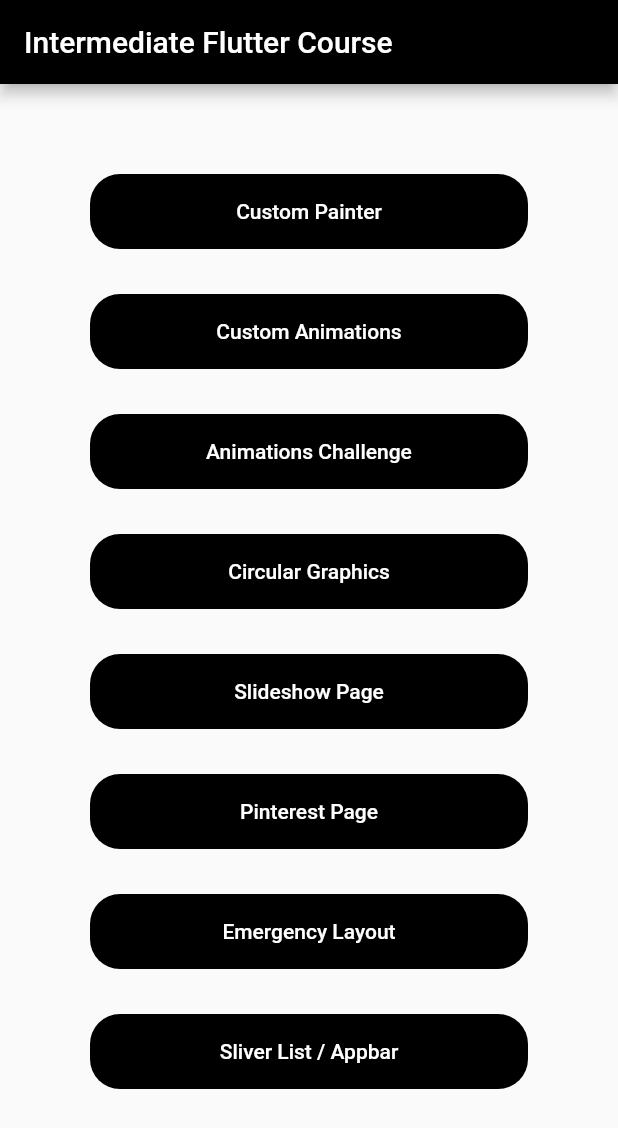
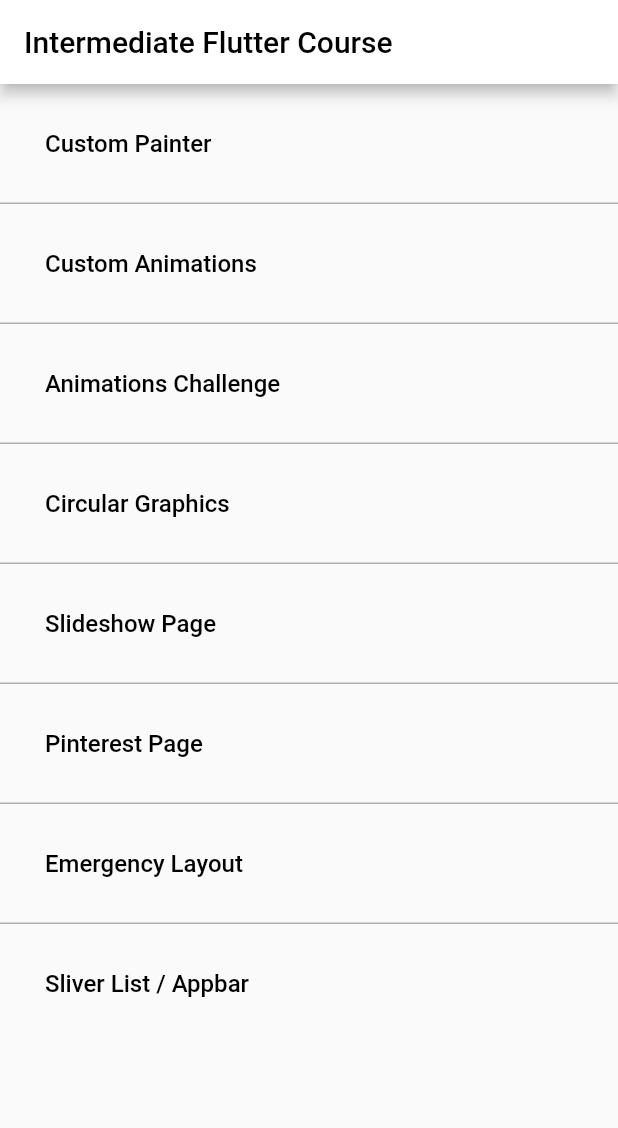
Before and after one commit to Gonzz-96/intermediate-flutter, a Flutter app: the screen it shows after launch, on a phone screen of 412 x 824 dp. Shown: the top 1128 px of the screen. Run offline on Flutter 3.47's test engine with Material 2 defaults, Android fonts, the phone set to English and light mode, and no system bars; our stand-ins replace animate_do, font_awesome_flutter.

Commit message:
Improve splash screen.

```diff
--- a/lib/src/pages/splash_page.dart
+++ b/lib/src/pages/splash_page.dart
@@ -24,24 +24,26 @@ class SplashPage extends StatelessWidget {
   Widget build(BuildContext context) {
     return Scaffold(
       appBar: AppBar(
-        title: Text('Intermediate Flutter Course'),
-        backgroundColor: Colors.black,
+        title: Text(
+          'Intermediate Flutter Course',
+          style: TextStyle(color: Colors.black),
         ),
-      body: Padding(
-        padding: const EdgeInsets.all(60.0),
-        child: ListView.builder(
+        backgroundColor: Colors.white,
+      ),
+      body: ListView.builder(
+        physics: BouncingScrollPhysics(),
         itemCount: _screens.length,
         itemBuilder: (context, index) {
           final pair = _screens.entries.toList()[index];
 
-            return _FlatButton(
+          return _ScreensItem(
             text: pair.key,
             onTap: () {
               _navigateTo(pair.value, context);
             },
+            shouldHaveDivider: index != _screens.length - 1,
           );
         },
-        ),
       ),
     );
   }
@@ -52,35 +54,42 @@ class SplashPage extends StatelessWidget {
       );
 }
 
-class _FlatButton extends StatelessWidget {
-  const _FlatButton({
+class _ScreensItem extends StatelessWidget {
+  const _ScreensItem({
     this.text,
     this.onTap,
+    this.shouldHaveDivider,
   });
 
   final String text;
   final Function onTap;
+  final bool shouldHaveDivider;
 
   @override
   Widget build(BuildContext context) {
-    return Padding(
-      padding: const EdgeInsets.only(bottom: 30.0),
-      child: FlatButton(
-        height: 50,
-        shape: RoundedRectangleBorder(
-          borderRadius: BorderRadius.circular(20.0),
-        ),
-        onPressed: onTap,
-        color: Colors.black,
-        child: Padding(
-          padding: const EdgeInsets.symmetric(horizontal: 30.0),
+    return InkWell(
+      onTap: onTap,
+      child: Column(
+        crossAxisAlignment: CrossAxisAlignment.start,
+        children: [
+          Padding(
+            padding: const EdgeInsets.all(30.0),
             child: Text(
               text,
               style: TextStyle(
-              color: Colors.white,
+                fontSize: 16,
+                color: Colors.black,
+                fontWeight: FontWeight.w500,
               ),
             ),
           ),
+          if (shouldHaveDivider)
+            Container(
+              width: double.infinity,
+              height: 1,
+              color: Colors.black.withOpacity(0.3),
+            )
+        ],
       ),
     );
   }
```
Lines whose indentation alone changed are shown as unchanged.
